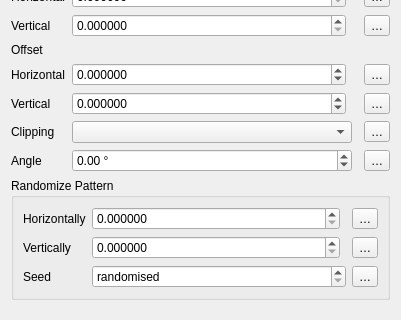
The window that src/ui/symbollayer/widget_pointpatternfill.ui (nextgis/nextgisqgis) describes before a commit, drawn with Qt 5; both pictures show x 0 to 401 and y 152 to 472 of the 401 by 575 pixel window.
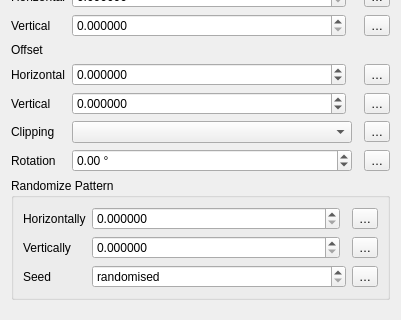
The same window after the commit. Custom widgets are drawn as their Qt base class.

```diff
--- a/src/ui/symbollayer/widget_pointpatternfill.ui
+++ b/src/ui/symbollayer/widget_pointpatternfill.ui
@@ -108,7 +108,7 @@
    <item row="11" column="0">
     <widget class="QLabel" name="mVerticalDistanceLabel_2">
      <property name="text">
-      <string>Angle</string>
+      <string>Rotation</string>
      </property>
     </widget>
    </item>
```
Left out of the diff: 4 changed lines with no effect on the pictures.
